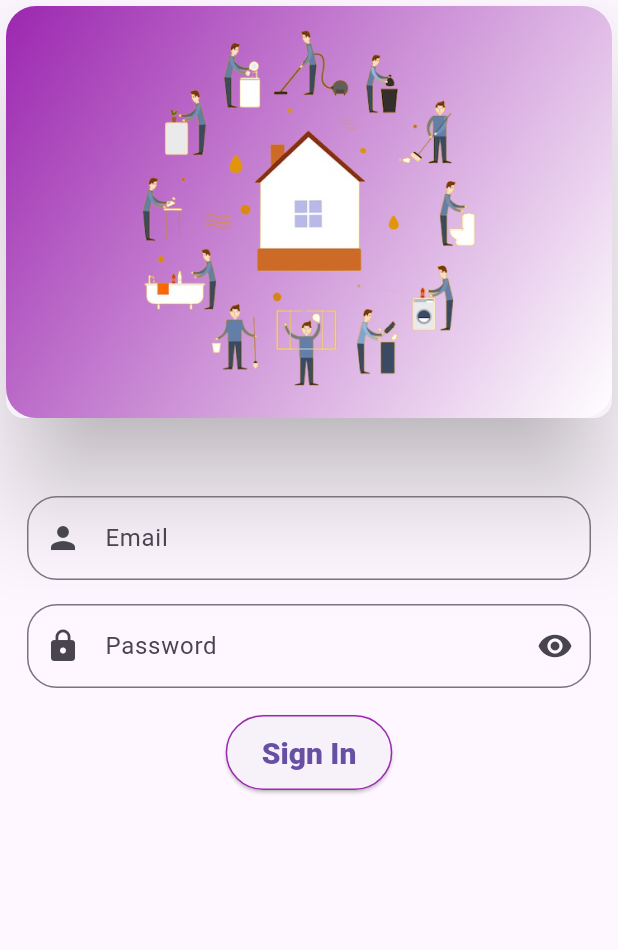
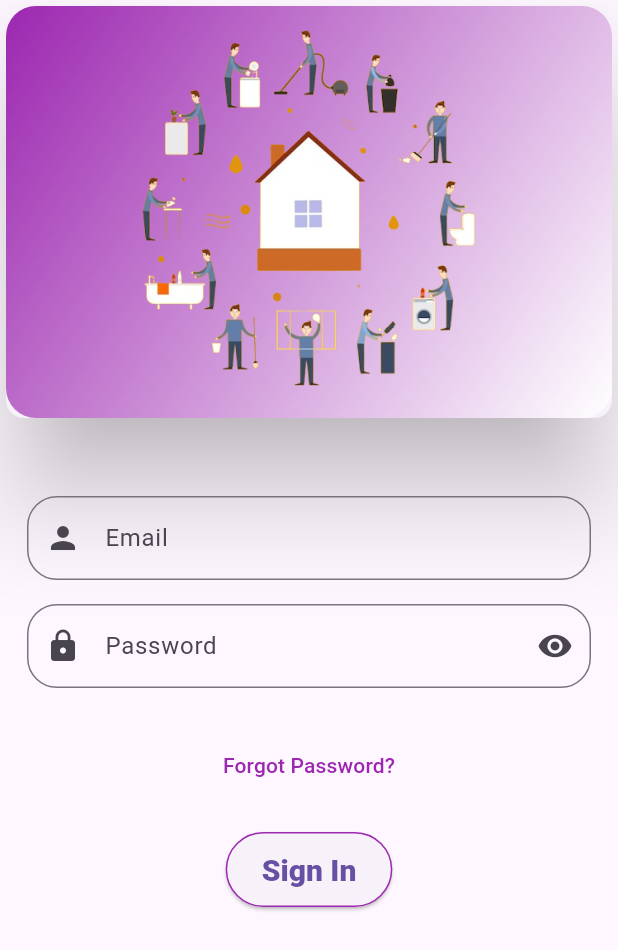
Before and after one commit to SandraAsok/service_app, a Flutter app: the SignIn screen opened directly, on a phone screen of 412 x 824 dp. Shown: the top 950 px of the screen. Run offline on Flutter 3.47's test engine with Material 3 defaults, Android fonts, the phone set to English and light mode, and no system bars; our stand-ins replace carousel_slider, cloud_firestore, firebase_auth, firebase_core, flutter_markdown, flutter_slidable and 7 more; accounts and stored records are empty; project files that could hold a hidden picture were left out.

Commit message:
final commit

```diff
--- a/lib/screens/Login/login.dart
+++ b/lib/screens/Login/login.dart
@@ -236,7 +236,6 @@ class _SignInState extends State<SignIn> {
       });
       return false;
     }
-    // Regular expression for validating an email
     final regex = RegExp(r'^[^@]+@[^@]+\.[^@]+$');
     if (!regex.hasMatch(value)) {
       setState(() {
@@ -248,6 +247,24 @@ class _SignInState extends State<SignIn> {
       errortext = null;
     });
     return true;
+  }
+
+  Future<void> _resetPassword() async {
+    if (!validateloginEmail(email.text)) return;
+
+    try {
+      await FirebaseAuth.instance.sendPasswordResetEmail(email: email.text);
+      ScaffoldMessenger.of(context).showSnackBar(SnackBar(
+        content: Text("Password reset link sent to ${email.text}"),
+        backgroundColor: Colors.green,
+      ));
+    } catch (e) {
+      log("Error resetting password: $e");
+      ScaffoldMessenger.of(context).showSnackBar(SnackBar(
+        content: Text("Error: Unable to send reset email"),
+        backgroundColor: Colors.red,
+      ));
+    }
   }
 
   @override
@@ -332,7 +349,15 @@ class _SignInState extends State<SignIn> {
                         ),
                       ),
                     ),
-                    space,
+                    const SizedBox(height: 20),
+                    TextButton(
+                      onPressed: _resetPassword,
+                      child: Text(
+                        "Forgot Password?",
+                        style: TextStyle(color: theme_color),
+                      ),
+                    ),
+                    const SizedBox(height: 20),
                     ElevatedButton(
                         onPressed: () async {
                           final SharedPreferences sharedPreferences =
@@ -348,7 +373,7 @@ class _SignInState extends State<SignIn> {
                             textStyle: MaterialStatePropertyAll<TextStyle>(
                                 hint_style)),
                         child: const Text("Sign In")),
-                    space,
+                    const SizedBox(height: 20),
                   ],
                 ),
               )
```
Also changed, not shown: 1 other file.
